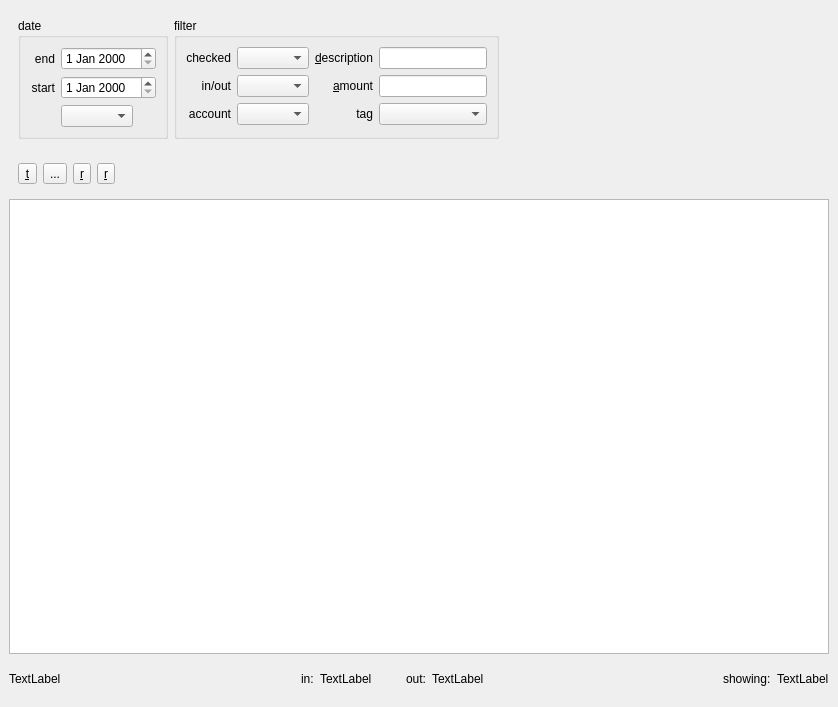
First picture: the form in ui/pydosh.ui, repository innerhippy/pydosh, before the edit.
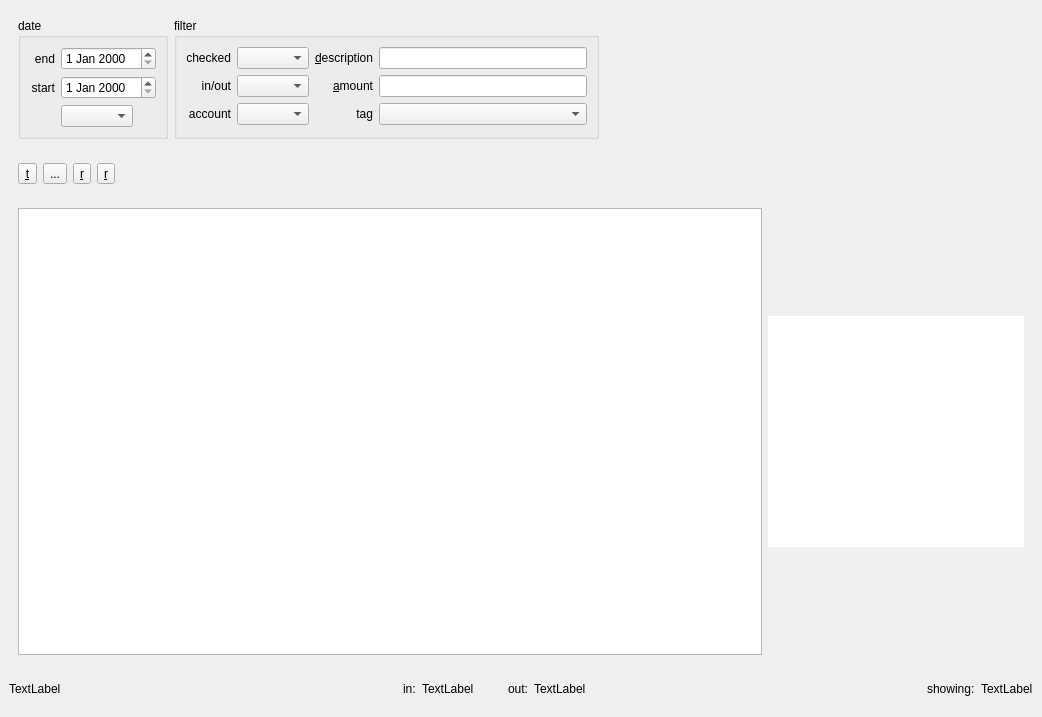
Second picture: the form after the edit. Icons and pictures are not drawn. Custom widgets are drawn as their Qt base class.

Diff of the .ui file:
```diff
--- a/ui/pydosh.ui
+++ b/ui/pydosh.ui
@@ -6,8 +6,8 @@
    <rect>
     <x>0</x>
     <y>0</y>
-    <width>838</width>
-    <height>707</height>
+    <width>1042</width>
+    <height>717</height>
    </rect>
   </property>
   <property name="windowTitle">
@@ -337,9 +337,6 @@
       </layout>
      </widget>
     </item>
-    <item row="2" column="0">
-     <widget class="QTableView" name="tableView"/>
-    </item>
     <item row="3" column="0">
      <widget class="QWidget" name="widget_2" native="true">
       <layout class="QHBoxLayout" name="horizontalLayout_3">
@@ -452,6 +449,88 @@
       </layout>
      </widget>
     </item>
+    <item row="2" column="0">
+     <widget class="QWidget" name="widget_4" native="true">
+      <property name="sizePolicy">
+       <sizepolicy hsizetype="Expanding" vsizetype="Expanding">
+        <horstretch>0</horstretch>
+        <verstretch>0</verstretch>
+       </sizepolicy>
+      </property>
+      <layout class="QHBoxLayout" name="horizontalLayout">
+       <item>
+        <widget class="QTableView" name="tableView">
+         <property name="sizePolicy">
+          <sizepolicy hsizetype="MinimumExpanding" vsizetype="Preferred">
+           <horstretch>0</horstretch>
+           <verstretch>0</verstretch>
+          </sizepolicy>
+         </property>
+        </widget>
+       </item>
+       <item>
+        <widget class="QWidget" name="widget_5" native="true">
+         <property name="sizePolicy">
+          <sizepolicy hsizetype="Minimum" vsizetype="Preferred">
+           <horstretch>0</horstretch>
+           <verstretch>0</verstretch>
+          </sizepolicy>
+         </property>
+         <layout class="QVBoxLayout" name="verticalLayout">
+          <property name="margin">
+           <number>0</number>
+          </property>
+          <item>
+           <spacer name="verticalSpacer">
+            <property name="orientation">
+             <enum>Qt::Vertical</enum>
+            </property>
+            <property name="sizeType">
+             <enum>QSizePolicy::Minimum</enum>
+            </property>
+            <property name="sizeHint" stdset="0">
+             <size>
+              <width>20</width>
+              <height>108</height>
+             </size>
+            </property>
+           </spacer>
+          </item>
+          <item>
+           <widget class="TagTableView" name="tagView">
+            <property name="sizePolicy">
+             <sizepolicy hsizetype="Minimum" vsizetype="Minimum">
+              <horstretch>0</horstretch>
+              <verstretch>0</verstretch>
+             </sizepolicy>
+            </property>
+            <property name="frameShape">
+             <enum>QFrame::NoFrame</enum>
+            </property>
+           </widget>
+          </item>
+          <item>
+           <spacer name="verticalSpacer_2">
+            <property name="orientation">
+             <enum>Qt::Vertical</enum>
+            </property>
+            <property name="sizeType">
+             <enum>QSizePolicy::Minimum</enum>
+            </property>
+            <property name="sizeHint" stdset="0">
+             <size>
+              <width>20</width>
+              <height>108</height>
+             </size>
+            </property>
+           </spacer>
+          </item>
+         </layout>
+        </widget>
+       </item>
+      </layout>
+     </widget>
+    </item>
    </layout>
   </widget>
  </widget>
@@ -466,6 +545,11 @@
    <extends>QComboBox</extends>
    <header>multicombobox</header>
   </customwidget>
+  <customwidget>
+   <class>TagTableView</class>
+   <extends>QTableView</extends>
+   <header>views</header>
+  </customwidget>
  </customwidgets>
  <resources>
   <include location="pydosh.qrc"/>
```
Left out of the diff: 2 changed lines with no effect on the pictures.
